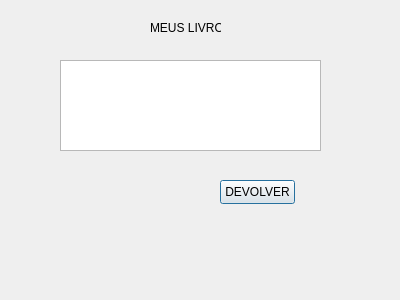
Old version of the form GUI_BIBLIOTECA/userbookswindow.ui in the repository gabriotz/Project-edoo.
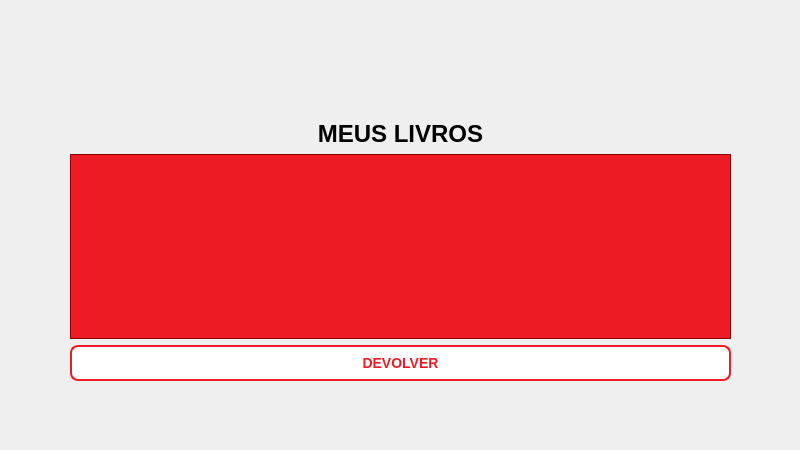
New version of the form.

```diff
--- a/GUI_BIBLIOTECA/userbookswindow.ui
+++ b/GUI_BIBLIOTECA/userbookswindow.ui
@@ -6,48 +6,76 @@
    <rect>
     <x>0</x>
     <y>0</y>
-    <width>400</width>
-    <height>300</height>
+    <width>800</width>
+    <height>450</height>
    </rect>
   </property>
   <property name="windowTitle">
    <string>Dialog</string>
   </property>
-  <widget class="QLabel" name="label">
+  <property name="styleSheet">
+   <string notr="true"/>
+  </property>
+  <widget class="QWidget" name="">
    <property name="geometry">
     <rect>
-     <x>150</x>
-     <y>20</y>
-     <width>71</width>
-     <height>16</height>
+     <x>70</x>
+     <y>70</y>
+     <width>661</width>
+     <height>311</height>
     </rect>
    </property>
-   <property name="text">
-    <string>MEUS LIVROS</string>
-   </property>
-  </widget>
-  <widget class="QListWidget" name="myBooksListWidget">
-   <property name="geometry">
-    <rect>
-     <x>60</x>
-     <y>60</y>
-     <width>261</width>
-     <height>91</height>
-    </rect>
-   </property>
-  </widget>
-  <widget class="QPushButton" name="returnButton">
-   <property name="geometry">
-    <rect>
-     <x>220</x>
-     <y>180</y>
-     <width>75</width>
-     <height>24</height>
-    </rect>
-   </property>
-   <property name="text">
-    <string>DEVOLVER</string>
-   </property>
+   <layout class="QVBoxLayout" name="verticalLayout_2">
+    <item>
+     <spacer name="verticalSpacer">
+      <property name="orientation">
+       <enum>Qt::Orientation::Vertical</enum>
+      </property>
+      <property name="sizeHint" stdset="0">
+       <size>
+        <width>20</width>
+        <height>58</height>
+       </size>
+      </property>
+     </spacer>
+    </item>
+    <item>
+     <widget class="QLabel" name="label">
+      <property name="text">
+       <string>&lt;html&gt;&lt;head/&gt;&lt;body&gt;&lt;p align=&quot;center&quot;&gt;&lt;span style=&quot; font-size:18pt; font-weight:700;&quot;&gt;MEUS LIVROS&lt;/span&gt;&lt;/p&gt;&lt;/body&gt;&lt;/html&gt;</string>
+      </property>
+     </widget>
+    </item>
+    <item>
+     <widget class="QListWidget" name="myBooksListWidget">
+      <property name="styleSheet">
+       <string notr="true">    background-color: #ED1C24; /* Fundo vermelho CIn */
+    color: white; /* Texto branco */
+    padding: 5px;
+    border: 1px solid #8B0000; /* Borda entre as seções */
+    font-family: &quot;Segoe UI&quot;;
+    font-weight: bold;
+    font-size: 10pt;</string>
+      </property>
+     </widget>
+    </item>
+    <item>
+     <widget class="QPushButton" name="returnButton">
+      <property name="styleSheet">
+       <string notr="true">background-color: white;
+color: #ED1C24;
+border: 2px solid #ED1C24;
+padding: 8px 16px;
+font-size: 14px;
+font-weight: bold;
+border-radius: 8px;</string>
+      </property>
+      <property name="text">
+       <string>DEVOLVER</string>
+      </property>
+     </widget>
+    </item>
+   </layout>
   </widget>
  </widget>
  <resources/>
```
